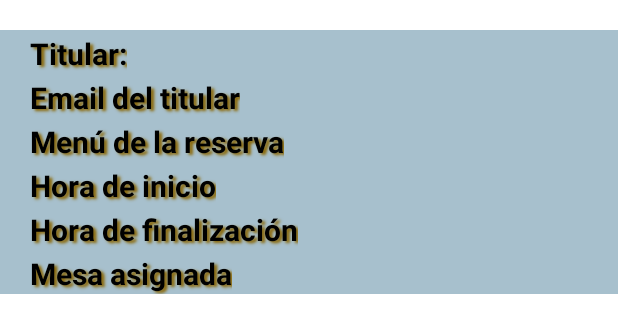
After one commit to ncgomez17/RestaurantesNight, an Android app: the layout filtro_reservas.xml on its own in the app's theme, with its tools: preview values and no code run, on a phone screen of 412 x 824 dp. The commit adds this screen. Shown: the top 333 px of the screen. Run offline under Robolectric (Android 15) with nearby library versions, the phone set to English and light mode, and no system bars.

Commit message:
Creada actividad para filtrar reservas asi como los cursores con los filtros

```diff
--- a/app/src/main/AndroidManifest.xml
+++ b/app/src/main/AndroidManifest.xml
@@ -26,6 +26,8 @@
         </activity>
         <activity android:name=".IU.ListarReservasActivity">
         </activity>
+        <activity android:name=".IU.FiltrarReservas">
+        </activity>
     </application>
 
 </manifest>
--- a/app/src/main/res/layout/activity_main.xml
+++ b/app/src/main/res/layout/activity_main.xml
@@ -30,5 +30,11 @@
         android:layout_gravity="center"
         android:layout_marginTop="20dp"
         android:text="Gestionar reservas"/>
+    <Button android:id="@+id/btn_verReservas"
+        android:layout_width="wrap_content"
+        android:layout_height="wrap_content"
+        android:layout_gravity="center"
+        android:layout_marginTop="20dp"
+        android:text="Ver reservas"/>
 
 </LinearLayout>
--- /dev/null
+++ b/app/src/main/res/layout/filtro_reservas.xml
@@ -0,0 +1,180 @@
+<?xml version="1.0" encoding="utf-8"?>
+<LinearLayout
+    xmlns:android="http://schemas.android.com/apk/res/android"
+    android:layout_width="match_parent"
+    android:layout_height="match_parent"
+    android:orientation="vertical"
+    android:foreground="?android:attr/selectableItemBackground"
+    android:layout_centerHorizontal="true">
+
+    <LinearLayout
+        android:layout_width="match_parent"
+        android:layout_height="wrap_content"
+        android:layout_marginTop="20dp"
+        android:background="#a7c0cd"
+        android:orientation="horizontal"
+
+        >
+        <TextView
+            android:layout_width="wrap_content"
+            android:layout_height="wrap_content"
+            android:layout_marginLeft="20dp"
+            android:text="Titular:"
+            android:textSize="20dp"
+            android:textStyle="bold"
+            android:textColor="#000000"
+            android:shadowColor="#8a6603"
+            android:shadowDx="3"
+            android:shadowDy="2"
+            android:shadowRadius="1.8"
+            />
+
+        <TextView
+            android:id="@+id/titular_lvreservas"
+            android:layout_width="wrap_content"
+            android:layout_height="wrap_content"
+            android:layout_marginLeft="20dp"
+            android:textAppearance="@style/TextAppearance.AppCompat.Large"
+            android:textStyle="bold" />
+    </LinearLayout>
+    <LinearLayout
+        android:layout_width="match_parent"
+        android:layout_height="wrap_content"
+        android:background="#a7c0cd"
+        android:orientation="horizontal"
+        >
+        <TextView
+            android:layout_width="wrap_content"
+            android:layout_height="wrap_content"
+            android:layout_marginLeft="20dp"
+            android:text="Email del titular"
+            android:textSize="20dp"
+            android:textStyle="bold"
+            android:textColor="#000000"
+            android:shadowColor="#8a6603"
+            android:shadowDx="3"
+            android:shadowDy="2"
+            android:shadowRadius="1.8"
+            />
+        <TextView      android:id="@+id/email_lvreservas"
+            android:layout_width="wrap_content"
+            android:layout_height="wrap_content"
+            android:layout_marginLeft="10dp"
+            android:textStyle="bold"
+            android:textAppearance="@style/TextAppearance.AppCompat.Large"
+            />
+    </LinearLayout>
+
+    <LinearLayout
+        android:layout_width="match_parent"
+        android:layout_height="wrap_content"
+        android:background="#a7c0cd"
+        android:orientation="horizontal"
+        >
+        <TextView
+            android:layout_width="wrap_content"
+            android:layout_height="wrap_content"
+            android:layout_marginLeft="20dp"
+            android:text="Menú de la reserva"
+            android:textSize="20dp"
+            android:textStyle="bold"
+            android:textColor="#000000"
+            android:shadowColor="#8a6603"
+            android:shadowDx="3"
+            android:shadowDy="2"
+            android:shadowRadius="1.8"
+            />
+        <TextView      android:id="@+id/menu_lvreservas"
+            android:layout_width="wrap_content"
+            android:layout_height="wrap_content"
+            android:layout_marginLeft="10dp"
+            android:textStyle="bold"
+            android:textAppearance="@style/TextAppearance.AppCompat.Large"
+            />
+    </LinearLayout>
+
+    <LinearLayout
+        android:layout_width="match_parent"
+        android:layout_height="wrap_content"
+        android:background="#a7c0cd"
+        android:orientation="horizontal"
+        >
+        <TextView
+            android:layout_width="wrap_content"
+            android:layout_height="wrap_content"
+            android:layout_marginLeft="20dp"
+            android:text="Hora de inicio"
+            android:textSize="20dp"
+            android:textStyle="bold"
+            android:textColor="#000000"
+            android:shadowColor="#8a6603"
+            android:shadowDx="3"
+            android:shadowDy="2"
+            android:shadowRadius="1.8"
+            />
+        <TextView      android:id="@+id/inicio_lvreservas"
+            android:layout_width="wrap_content"
+            android:layout_height="wrap_content"
+            android:layout_marginLeft="10dp"
+            android:textStyle="bold"
+            android:textAppearance="@style/TextAppearance.AppCompat.Large"
+            />
+    </LinearLayout>
+
+    <LinearLayout
+        android:layout_width="match_parent"
+        android:layout_height="wrap_content"
+        android:background="#a7c0cd"
+        android:orientation="horizontal"
+        >
+        <TextView
+            android:layout_width="wrap_content"
+            android:layout_height="wrap_content"
+            android:layout_marginLeft="20dp"
+            android:text="Hora de finalización"
+            android:textSize="20dp"
+            android:textStyle="bold"
+            android:textColor="#000000"
+            android:shadowColor="#8a6603"
+            android:shadowDx="3"
+            android:shadowDy="2"
+            android:shadowRadius="1.8"
+            />
+        <TextView      android:id="@+id/fin_lvreservas"
+            android:layout_width="wrap_content"
+            android:layout_height="wrap_content"
+            android:layout_marginLeft="10dp"
+            android:textStyle="bold"
+            android:textAppearance="@style/TextAppearance.AppCompat.Large"
+            />
+    </LinearLayout>
+    <LinearLayout
+        android:layout_width="match_parent"
+        android:layout_height="wrap_content"
+        android:background="#a7c0cd"
+        android:orientation="horizontal"
+        >
+        <TextView
+            android:layout_width="wrap_content"
+            android:layout_height="wrap_content"
+            android:layout_marginLeft="20dp"
+            android:text="Mesa asignada"
+            android:textSize="20dp"
+            android:textStyle="bold"
+            android:textColor="#000000"
+            android:shadowColor="#8a6603"
+            android:shadowDx="3"
+            android:shadowDy="2"
+            android:shadowRadius="1.8"
+            />
+        <TextView      android:id="@+id/id_mesa_reserva"
+            android:layout_width="wrap_content"
+            android:layout_height="wrap_content"
+            android:layout_marginLeft="10dp"
+            android:textStyle="bold"
+            android:textAppearance="@style/TextAppearance.AppCompat.Large"
+            />
+    </LinearLayout>
+
+
+</LinearLayout>
--- /dev/null
+++ b/app/src/main/res/menu/menu_reservas.xml
@@ -0,0 +1,6 @@
+<?xml version="1.0" encoding="utf-8"?>
+<menu xmlns:android="http://schemas.android.com/apk/res/android">
+    <item android:title="@string/filtrar_Titular" android:id="@+id/menu_filtrar_titular" />
+    <item android:title="@string/filtrar_Correo" android:id="@+id/menu_filtrar_Correo" />
+    <item android:title="@string/filtrar_dia" android:id="@+id/menu_filtrar_Dia" />
+</menu>
--- a/app/src/main/res/values/strings.xml
+++ b/app/src/main/res/values/strings.xml
@@ -8,4 +8,7 @@
     <string name="contxt_cambiar_numero">Cambiar el número de la mesa</string>
     <string name="contx_anhadir_reserva">Añadir una Reserva</string>
     <string name="contxt_eliminar_reserva">Eliminar una Reserva</string>
+    <string name="filtrar_Titular">Filtrar por Titular</string>
+    <string name="filtrar_Correo">Filtrar por Correo</string>
+    <string name="filtrar_dia">Filtrar por Fecha</string>
 </resources>
```
Also changed, not shown: app/src/main/java/com/example/restaurantesnight/CORE/SqlIO.java (+68 -9 lines), app/src/main/java/com/example/restaurantesnight/IU/FiltrarReservas.java (added, +113 -0 lines), app/src/main/java/com/example/restaurantesnight/IU/MainActivity.java (+8 -0 lines), app/src/main/res/layout/activity_filtrar_reservas.xml (added, +44 -0 lines), app/src/main/res/layout/reservas_out.xml (+0 -7 lines).
